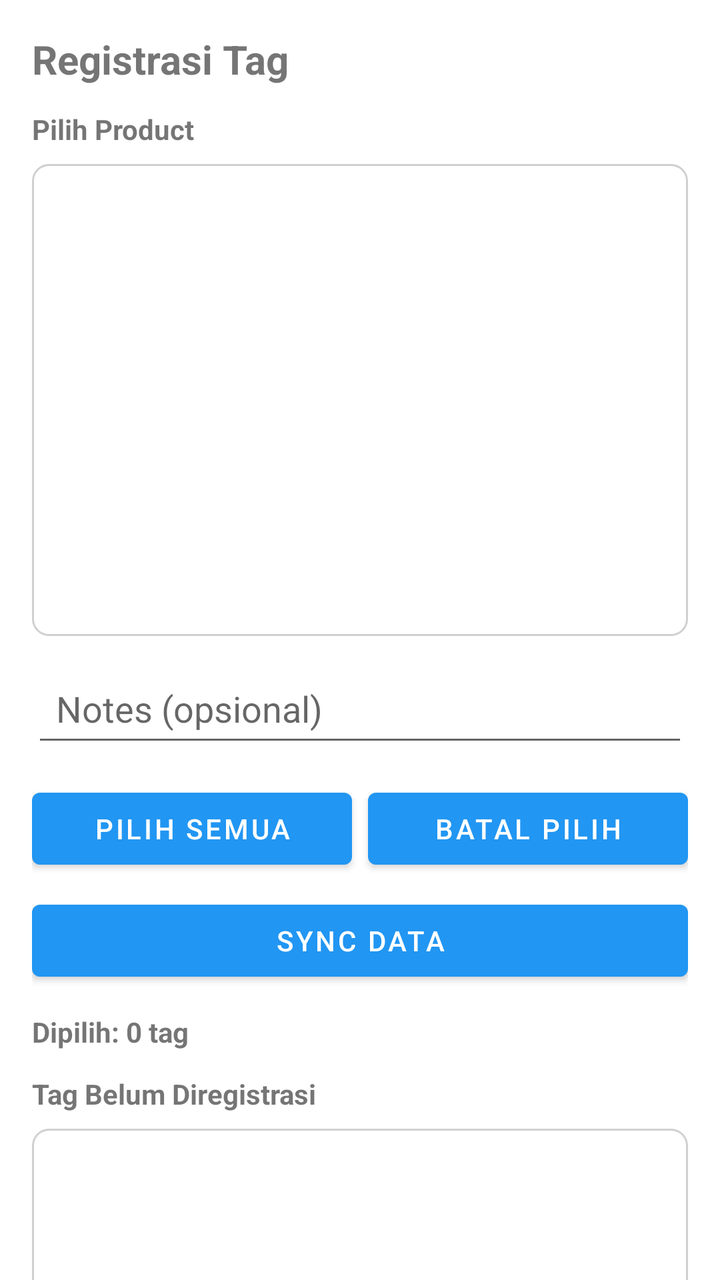
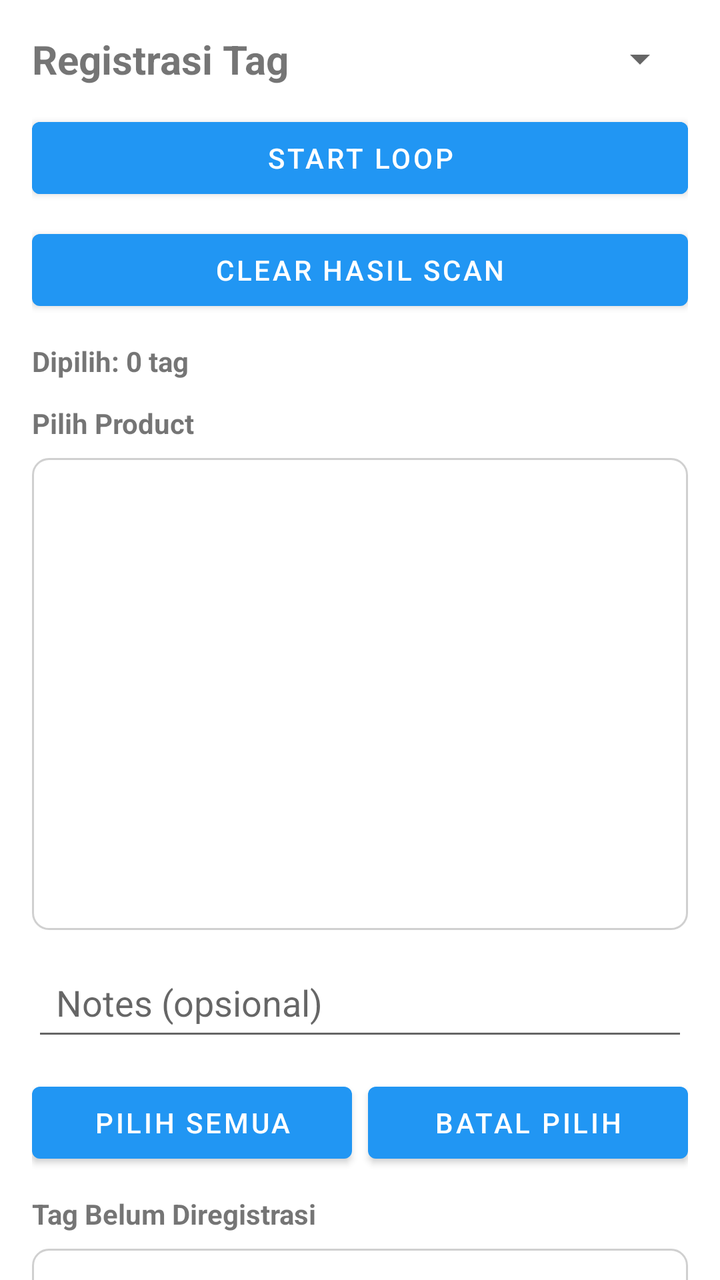

Before-and-after screenshots of an Android layout around one commit, followed by the original layout XML and the change that was made.
<!-- AndroidManifest.xml: application theme Theme.Newrfid -->
<!-- res/layout/fragment_registrasi.xml -->
<?xml version="1.0" encoding="utf-8"?>
<androidx.core.widget.NestedScrollView xmlns:android="http://schemas.android.com/apk/res/android"
    android:layout_width="match_parent"
    android:layout_height="match_parent"
    android:fillViewport="true">

    <LinearLayout
        android:layout_width="match_parent"
        android:layout_height="wrap_content"
        android:orientation="vertical"
        android:padding="16dp">

        <TextView
            android:layout_width="match_parent"
            android:layout_height="wrap_content"
            android:text="Registrasi Tag"
            android:textSize="20sp"
            android:textStyle="bold" />

        <TextView
            android:layout_width="match_parent"
            android:layout_height="wrap_content"
            android:layout_marginTop="12dp"
            android:text="Pilih Product"
            android:textStyle="bold" />

        <LinearLayout
            android:layout_width="match_parent"
            android:layout_height="wrap_content"
            android:layout_marginTop="8dp"
            android:orientation="vertical"
            android:background="@drawable/bg_box_border"
            android:padding="8dp">

            <androidx.recyclerview.widget.RecyclerView
                android:id="@+id/rvProducts"
                android:layout_width="match_parent"
                android:layout_height="220dp" />
        </LinearLayout>

        <EditText
            android:id="@+id/etNotesRegis"
            android:layout_width="match_parent"
            android:layout_height="wrap_content"
            android:layout_marginTop="12dp"
            android:hint="Notes (opsional)"
            android:minHeight="48dp"
            android:padding="12dp" />

        <LinearLayout
            android:layout_width="match_parent"
            android:layout_height="wrap_content"
            android:layout_marginTop="12dp"
            android:orientation="horizontal">

            <Button
                android:id="@+id/btnCheckAll"
                android:layout_width="0dp"
                android:layout_height="wrap_content"
                android:layout_weight="1"
                android:text="Pilih Semua" />

            <Space
                android:layout_width="8dp"
                android:layout_height="wrap_content" />

            <Button
                android:id="@+id/btnUncheckAll"
                android:layout_width="0dp"
                android:layout_height="wrap_content"
                android:layout_weight="1"
                android:text="Batal Pilih" />
        </LinearLayout>

        <Button
            android:id="@+id/btnSyncRegis"
            android:layout_width="match_parent"
            android:layout_height="wrap_content"
            android:layout_marginTop="8dp"
            android:text="Sync Data" />

        <TextView
            android:id="@+id/tvSelectedCount"
            android:layout_width="match_parent"
            android:layout_height="wrap_content"
            android:layout_marginTop="12dp"
            android:text="Dipilih: 0 tag"
            android:textStyle="bold" />

        <TextView
            android:layout_width="match_parent"
            android:layout_height="wrap_content"
            android:layout_marginTop="12dp"
            android:text="Tag Belum Diregistrasi"
            android:textStyle="bold" />

        <LinearLayout
            android:layout_width="match_parent"
            android:layout_height="wrap_content"
            android:layout_marginTop="8dp"
            android:orientation="vertical"
            android:background="@drawable/bg_box_border"
            android:padding="8dp">

            <androidx.recyclerview.widget.RecyclerView
                android:id="@+id/rvUnregisteredTags"
                android:layout_width="match_parent"
                android:layout_height="320dp" />
        </LinearLayout>

        <Button
            android:id="@+id/btnRegisterSelected"
            android:layout_width="match_parent"
            android:layout_height="wrap_content"
            android:layout_marginTop="12dp"
            android:text="Daftarkan Tag Terpilih" />
    </LinearLayout>
</androidx.core.widget.NestedScrollView>
<!-- resources referenced by this layout -->
<resources>
  <!-- drawable bg_box_border (drawable) -->
  <?xml version="1.0" encoding="utf-8"?>
  <shape xmlns:android="http://schemas.android.com/apk/res/android">
      <solid android:color="#FFFFFF" />
      <stroke
          android:width="1dp"
          android:color="#D0D0D0" />
      <corners android:radius="8dp" />
  </shape>
  <style name="Theme.Newrfid" parent="Theme.MaterialComponents.Light.NoActionBar">
          <item name="android:windowBackground">@android:color/white</item>
          <item name="colorSurface">@android:color/white</item>
          <item name="colorOnSurface">@android:color/black</item>
  
          <item name="colorPrimary">#2196F3</item>
          <item name="colorPrimaryVariant">#1976D2</item>
          <item name="colorOnPrimary">@android:color/white</item>
  
          <item name="android:statusBarColor">@android:color/white</item>
          <item name="android:windowLightStatusBar">true</item>
      </style>
</resources>

<!-- the commit's change to res/layout/fragment_registrasi.xml (unified diff, before → after) -->
@@ -10,11 +10,49 @@
         android:orientation="vertical"
         android:padding="16dp">
 
-        <TextView
+        <LinearLayout
             android:layout_width="match_parent"
             android:layout_height="wrap_content"
-            android:text="Registrasi Tag"
-            android:textSize="20sp"
+            android:gravity="center_vertical"
+            android:orientation="horizontal">
+
+            <TextView
+                android:id="@+id/tvTitleRegis"
+                android:layout_width="0dp"
+                android:layout_height="wrap_content"
+                android:layout_weight="1"
+                android:text="Registrasi Tag"
+                android:textSize="20sp"
+                android:textStyle="bold" />
+
+            <Spinner
+                android:id="@+id/spinnerRegisPower"
+                android:layout_width="120dp"
+                android:layout_height="wrap_content" />
+        </LinearLayout>
+
+        <Button
+            android:id="@+id/btnLoopRegis"
+            android:layout_width="match_parent"
+            android:layout_height="wrap_content"
+            android:layout_marginTop="12dp"
+            android:backgroundTint="@color/blue_500"
+            android:text="Start Loop"
+            android:textColor="@android:color/white" />
+
+        <Button
+            android:id="@+id/btnClearScanRegis"
+            android:layout_width="match_parent"
+            android:layout_height="wrap_content"
+            android:layout_marginTop="8dp"
+            android:text="Clear Hasil Scan" />
+
+        <TextView
+            android:id="@+id/tvSelectedCount"
+            android:layout_width="match_parent"
+            android:layout_height="wrap_content"
+            android:layout_marginTop="12dp"
+            android:text="Dipilih: 0 tag"
             android:textStyle="bold" />
 
         <TextView
@@ -28,8 +66,8 @@
             android:layout_width="match_parent"
             android:layout_height="wrap_content"
             android:layout_marginTop="8dp"
+            android:background="@drawable/bg_box_border"
             android:orientation="vertical"
-            android:background="@drawable/bg_box_border"
             android:padding="8dp">
 
             <androidx.recyclerview.widget.RecyclerView
@@ -72,21 +110,6 @@
                 android:text="Batal Pilih" />
         </LinearLayout>
 
-        <Button
-            android:id="@+id/btnSyncRegis"
-            android:layout_width="match_parent"
-            android:layout_height="wrap_content"
-            android:layout_marginTop="8dp"
-            android:text="Sync Data" />
-
-        <TextView
-            android:id="@+id/tvSelectedCount"
-            android:layout_width="match_parent"
-            android:layout_height="wrap_content"
-            android:layout_marginTop="12dp"
-            android:text="Dipilih: 0 tag"
-            android:textStyle="bold" />
-
         <TextView
             android:layout_width="match_parent"
             android:layout_height="wrap_content"
@@ -98,8 +121,8 @@
             android:layout_width="match_parent"
             android:layout_height="wrap_content"
             android:layout_marginTop="8dp"
+            android:background="@drawable/bg_box_border"
             android:orientation="vertical"
-            android:background="@drawable/bg_box_border"
             android:padding="8dp">
 
             <androidx.recyclerview.widget.RecyclerView
<!-- resource entries referenced after the edit -->
@@ -1,5 +1,6 @@
 <!-- resources referenced by this layout -->
 <resources>
+  <color name="blue_500">#2196F3</color>
   <!-- drawable bg_box_border (drawable) -->
   <?xml version="1.0" encoding="utf-8"?>
   <shape xmlns:android="http://schemas.android.com/apk/res/android">
